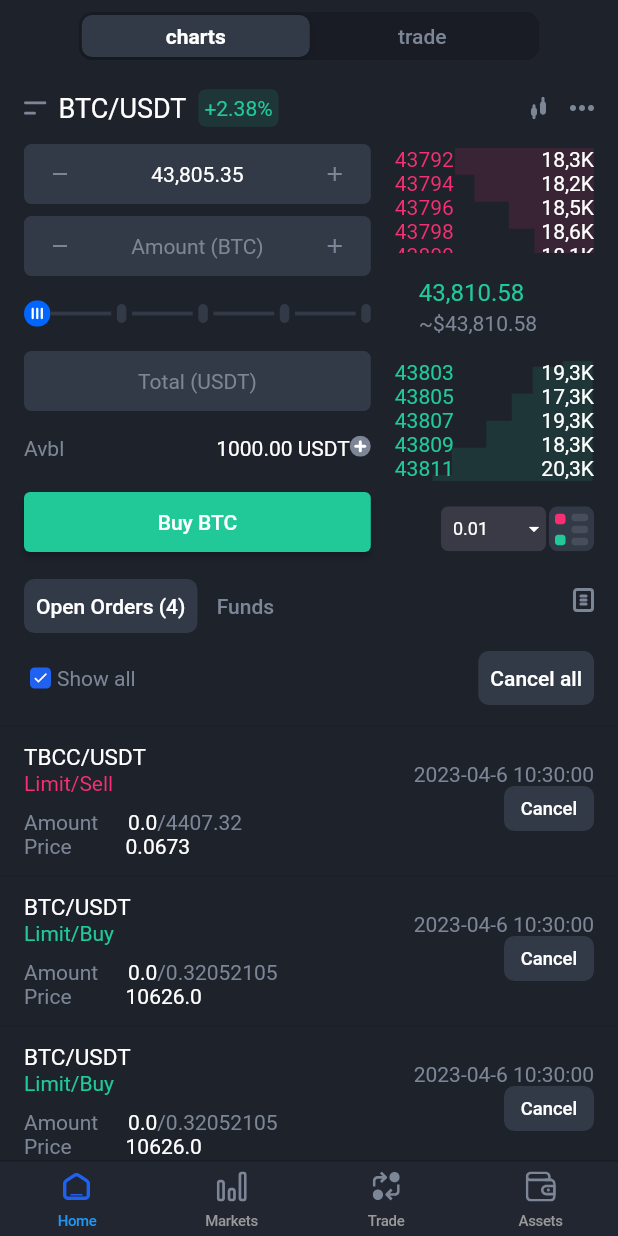
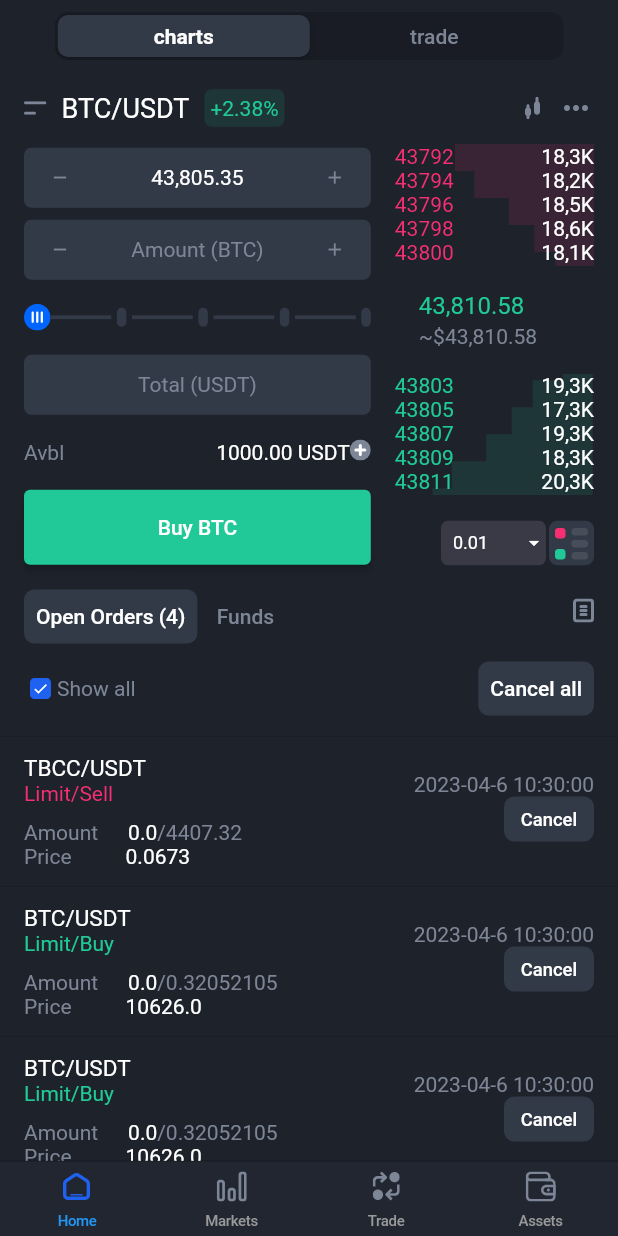
Before and after one commit to drygbezdrug/test_trading_screen, a Flutter app: the screen it shows after launch, on a phone screen of 412 x 824 dp. Run offline on Flutter 3.47's test engine with Material 2 defaults, Android fonts, the phone set to English and light mode, and no system bars; our stand-ins replace flutter_svg; generated files the repository leaves out were written again; Roboto replaces fonts that are missing (GothicA1).

Commit message:
refactored main and app

```diff
--- /dev/null
+++ b/lib/app.dart
@@ -0,0 +1,27 @@
+import 'package:flutter/material.dart';
+import 'package:flutter_application_1/theme.dart';
+import 'package:flutter_application_1/views/chart_screen/chart_screen.dart';
+
+class MyApp extends StatelessWidget {
+  const MyApp({super.key});
+  @override
+  Widget build(BuildContext context) {
+    return MaterialApp(
+      theme: ThemeData(
+        fontFamily: 'GothicA1',
+        textTheme: const TextTheme(
+          // ignore: deprecated_member_use
+          caption: TextStyle(
+            color: CryptoTheme.grey,
+          ),
+          // ignore: deprecated_member_use
+          bodyText2: TextStyle(color: CryptoTheme.grey),
+          // ignore: deprecated_member_use
+          subtitle1: TextStyle(color: CryptoTheme.white),
+        ),
+        iconTheme: const IconThemeData(color: CryptoTheme.grey, size: 14),
+      ),
+      home: const ChartScreen(),
+    );
+  }
+}
--- a/lib/main.dart
+++ b/lib/main.dart
@@ -1,32 +1,5 @@
 import 'package:flutter/material.dart';
+import 'package:flutter_application_1/app.dart';
 
-import 'package:flutter_application_1/theme.dart';
-import 'package:flutter_application_1/views/chart_screen/chart_screen.dart';
 
 void main() => runApp(const MyApp());
-
-class MyApp extends StatelessWidget {
-  const MyApp({super.key});
-  @override
-  Widget build(BuildContext context) {
-    return MaterialApp(
-      theme: ThemeData(
-        fontFamily: 'GothicA1',
-        textTheme: const TextTheme(
-          // ignore: deprecated_member_use
-          caption: TextStyle(
-            color: CryptoTheme.grey,
-          ),
-          // ignore: deprecated_member_use
-          bodyText2: TextStyle(color: CryptoTheme.grey),
-          // ignore: deprecated_member_use
-          subtitle1: TextStyle(color: CryptoTheme.white),
-        ),
-        iconTheme: const IconThemeData(color: CryptoTheme.grey, size: 16),
-      ),
-      home: const Scaffold(
-        body: ChartScreen(),
-      ),
-    );
-  }
-}
--- a/lib/views/chart_screen/chart_screen.dart
+++ b/lib/views/chart_screen/chart_screen.dart
@@ -16,11 +16,14 @@ class ChartScreen extends StatelessWidget {
 
   @override
   Widget build(BuildContext context) {
-    return TabBarWidget(
+    return Scaffold(
+      backgroundColor: CryptoTheme.darkGrey,
+      body: TabBarWidget(
         child: SafeArea(
           child: SingleChildScrollView(
             child: Column(
               children: [
+                // ignore: prefer_const_constructors
                 SegmentedControlWidget(),
                 Padding(
                   padding: const EdgeInsets.only(left: 16.0),
@@ -28,13 +31,13 @@ class ChartScreen extends StatelessWidget {
                     mainAxisAlignment: MainAxisAlignment.spaceAround,
                     children: [
                       Padding(
-                      padding: const EdgeInsets.only(right: 8.0),
+                        padding: const EdgeInsets.only(right: 10.0),
                         child: SvgPicture.asset(
                           Assets.images.align.path,
                         ),
                       ),
                       const Padding(
-                      padding: EdgeInsets.only(right: 8.0),
+                        padding: EdgeInsets.only(right: 10.0),
                         child: Text(
                           'BTC/USDT',
                           style:
@@ -59,6 +62,8 @@ class ChartScreen extends StatelessWidget {
                         ),
                       ),
                       Expanded(
+                        child: Padding(
+                          padding: const EdgeInsets.only(right: 4.0),
                           child: Row(
                             mainAxisAlignment: MainAxisAlignment.end,
                             children: [
@@ -71,6 +76,7 @@ class ChartScreen extends StatelessWidget {
                                 ),
                               ),
                             ],
+                          ),
                         ),
                       ),
                     ],
@@ -145,7 +151,7 @@ class ChartScreen extends StatelessWidget {
                             ),
                             ElevatedButton(
                               style: ElevatedButton.styleFrom(
-                              minimumSize: const Size.fromHeight(40),
+                                minimumSize: const Size.fromHeight(50),
                                 backgroundColor: CryptoTheme.green,
                               ),
                               child: const Text(
@@ -171,12 +177,14 @@ class ChartScreen extends StatelessWidget {
                             height: 15,
                           ),
                           Padding(
-                          padding: const EdgeInsets.only(left: 16, right: 16.0),
+                            padding:
+                                const EdgeInsets.only(left: 16, right: 16.0),
                             child: Row(
                               mainAxisAlignment: MainAxisAlignment.end,
                               crossAxisAlignment: CrossAxisAlignment.center,
                               children: [
-                              const Flexible(flex: 1, child: DropDownWidget()),
+                                const Flexible(
+                                    flex: 1, child: DropDownWidget()),
                                 SvgPicture.asset(Assets.images.tableSort.path),
                               ],
                             ),
@@ -269,6 +277,7 @@ class ChartScreen extends StatelessWidget {
             ),
           ),
         ),
+      ),
     );
   }
 }
--- a/lib/views/chart_screen/widgets/stock_value_widget.dart
+++ b/lib/views/chart_screen/widgets/stock_value_widget.dart
@@ -13,7 +13,7 @@ class StockValue extends StatelessWidget {
       child: Column(
         children: [
           SizedBox(
-            height: 70,
+            height: 81,
             child: Stack(
               children: [
                 Positioned(
@@ -56,7 +56,7 @@ class StockValue extends StatelessWidget {
             ),
           ),
           SizedBox(
-            height: 80,
+            height: 81,
             child: Stack(
               alignment: Alignment.centerRight,
               children: [
--- a/lib/widgets/segmented_control_widget.dart
+++ b/lib/widgets/segmented_control_widget.dart
@@ -25,7 +25,7 @@ class _SegmentedControlWidgetState extends State<SegmentedControlWidget> {
         backgroundColor: CryptoTheme.deepDarkGrey,
         children: <Tabs, Widget>{
           Tabs.charts: SizedBox(
-            width: 130,
+            width: 146,
             child: Text(
               Tabs.charts.name,
               textAlign: TextAlign.center,
@@ -52,6 +52,7 @@ class _SegmentedControlWidgetState extends State<SegmentedControlWidget> {
             setState(
               () {
                 _selectedSegment = value;
+
               },
             );
           }
--- a/pubspec.yaml
+++ b/pubspec.yaml
@@ -39,6 +39,8 @@ dependencies:
   intl: ^0.18.0
   flutter_svg: ^2.0.4
   flutter_gen: ^5.2.0
+  syncfusion_flutter_charts: ^21.1.38
+
 
 dev_dependencies:
   flutter_test:
```
Also changed, not shown: pubspec.lock, 2 other files. Lines whose indentation alone changed are shown as unchanged.
